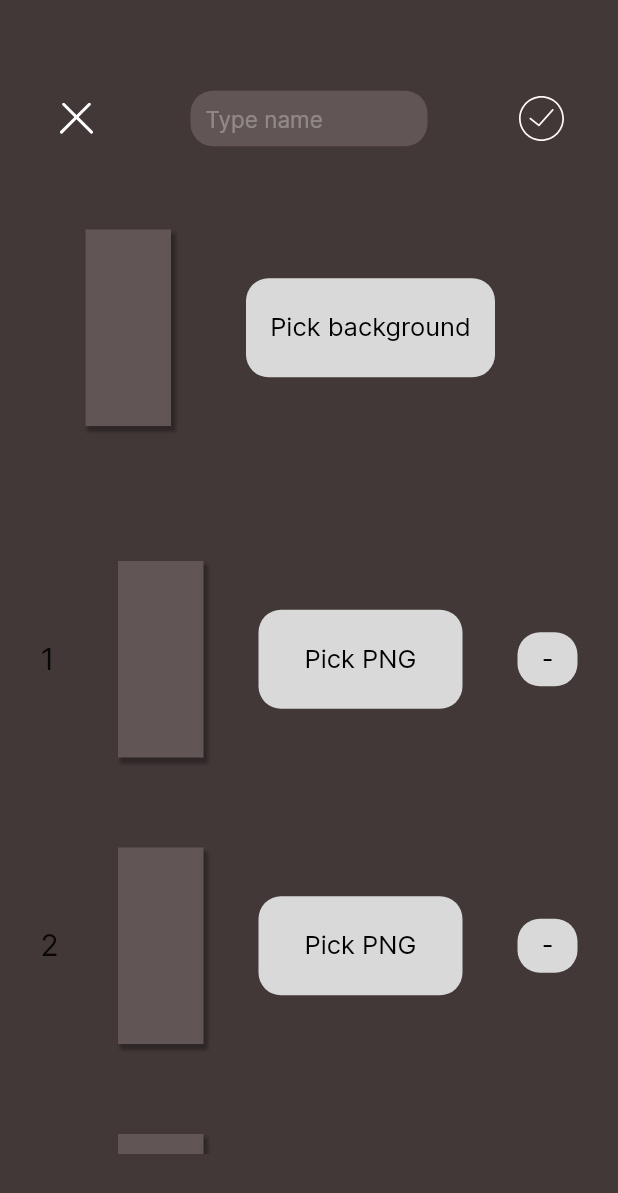
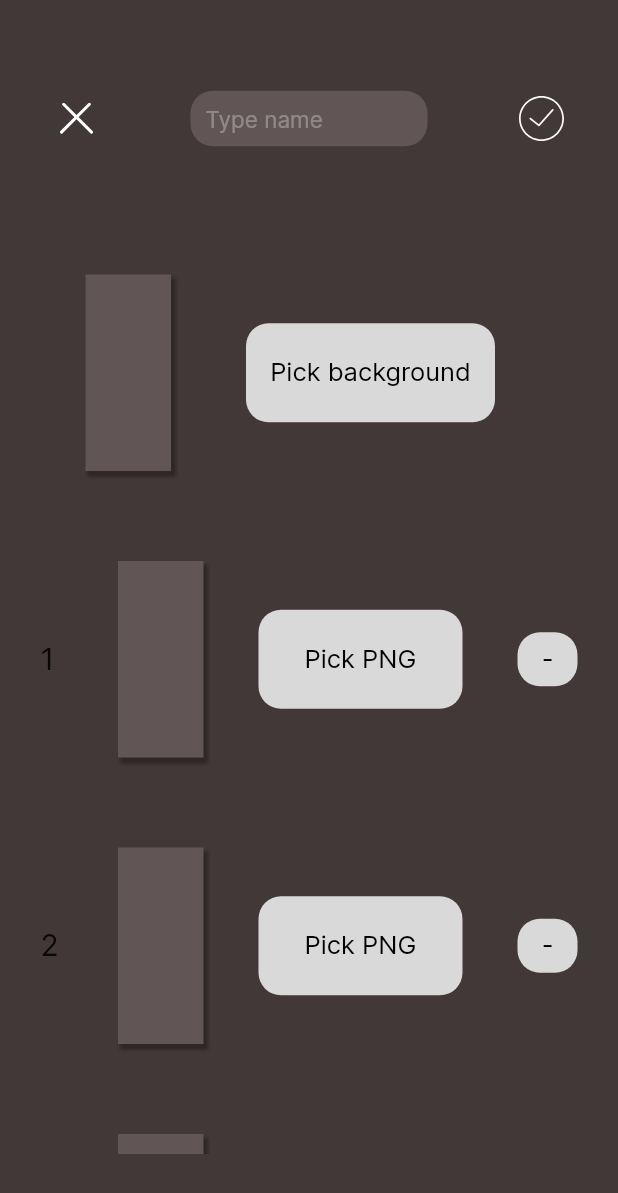
Before and after one commit to deswif/magic_slides, a Flutter app: the MagicTapEditorView screen opened directly, on a phone screen of 412 x 824 dp. Shown: the top 1193 px of the screen. Run offline on Flutter 3.47's test engine with Material 2 defaults, Android fonts, the phone set to English and light mode, and no system bars; our stand-ins replace bloc, flutter_bloc, flutter_svg, video_player; missing offline and left inert: wechat_assets_picker.

Commit message:
Deleting ReorderableList

```diff
--- a/lib/magic_tap_editor/bloc/magic_tap_editor_bloc.dart
+++ b/lib/magic_tap_editor/bloc/magic_tap_editor_bloc.dart
@@ -1,3 +1,5 @@
+import 'dart:io';
+
 import 'package:bloc/bloc.dart';
 import 'package:meta/meta.dart';
 
@@ -13,6 +15,7 @@ class MagicTapEditorBloc
   }
 
   late String _name;
+  late List<File> pngList;
 
   void _onMagicTapEditorClosed(
     MagicTapEditorClosed event,
@@ -22,10 +25,9 @@ class MagicTapEditorBloc
   }
 
   void _onNameChanged(
-      NameChanged event,
-      Emitter<MagicTapEditorState> emit,
-      ) {
+    NameChanged event,
+    Emitter<MagicTapEditorState> emit,
+  ) {
     _name = event.name;
-    print(_name);
   }
 }
--- a/lib/magic_tap_editor/view/view.dart
+++ b/lib/magic_tap_editor/view/view.dart
@@ -39,34 +39,7 @@ class MagicTapEditorView extends StatelessWidget {
             children: [
               LeadPart(),
               const SizedBox(height: 50),
-              Row(
-                children: [
-                  const Padding(
-                    padding: EdgeInsets.only(left: 30),
-                    child: CustomCard(),
-                  ),
-                  const SizedBox(
-                    width: 50,
-                  ),
-                  SizedBox(
-                    height: 66,
-                    width: 166,
-                    child: ElevatedButton(
-                      onPressed: () {},
-                      child: Text(
-                        'Pick background',
-                        style: Theme.of(context).textTheme.button,
-                      ),
-                    ),
-                  )
-                ],
-              ),
-              const SizedBox(
-                height: 60,
-              ),
-              const Expanded(
-                child: PNGList(),
-              ),
+              const Expanded(child: AssetsList()),
             ],
           ),
         ),
--- a/lib/magic_tap_editor/widgets/assets_list.dart
+++ b/lib/magic_tap_editor/widgets/assets_list.dart
@@ -1,20 +1,43 @@
 import 'package:flutter/material.dart';
+import 'package:magic_slides/magic_tap_editor/widgets/custom_card.dart';
 import 'package:magic_slides/magic_tap_editor/widgets/png_card.dart';
 
-class PNGList extends StatelessWidget {
-  const PNGList({super.key});
+class AssetsList extends StatelessWidget {
+  const AssetsList({super.key});
 
   @override
   Widget build(BuildContext context) {
-    return Theme(
-      data: Theme.of(context).copyWith(
-        canvasColor: Colors.transparent,
-        shadowColor: Colors.black.withOpacity(0.3),
-      ),
-      child: ReorderableListView(
-        onReorder: (int oldIndex, int newIndex) {},
-        children: _widgets(context),
-      ),
+    return ListView(
+      children: [
+        Padding(
+          padding: const EdgeInsets.symmetric(vertical: 30),
+          child: Row(
+            children: [
+              const Padding(
+                padding: EdgeInsets.only(left: 30),
+                child: CustomCard(),
+              ),
+              const SizedBox(
+                width: 50,
+              ),
+              SizedBox(
+                height: 66,
+                width: 166,
+                child: ElevatedButton(
+                  onPressed: () {},
+                  child: Text(
+                    'Pick background',
+                    style: Theme.of(context).textTheme.button,
+                  ),
+                ),
+              )
+            ],
+          ),
+        ),
+        Column(
+          children: _widgets(context),
+        )
+      ],
     );
   }
 
--- a/lib/magic_tap_editor/widgets/custom_card.dart
+++ b/lib/magic_tap_editor/widgets/custom_card.dart
@@ -18,7 +18,7 @@ class CustomCard extends StatelessWidget {
             color: Colors.black.withOpacity(0.3),
             offset: const Offset(2, 3),
             spreadRadius: 1,
-            blurRadius: 1
+            blurRadius: 1,
           )
         ],
       ),
```
Also changed, not shown: lib/app/widgets/error_dialog.dart (+4 -4 lines), lib/slideshow_player/view/player_view.dart (+5 -3 lines), lib/magic_tap_editor/bloc/magic_tap_editor_state.dart (line endings or trailing spaces).
